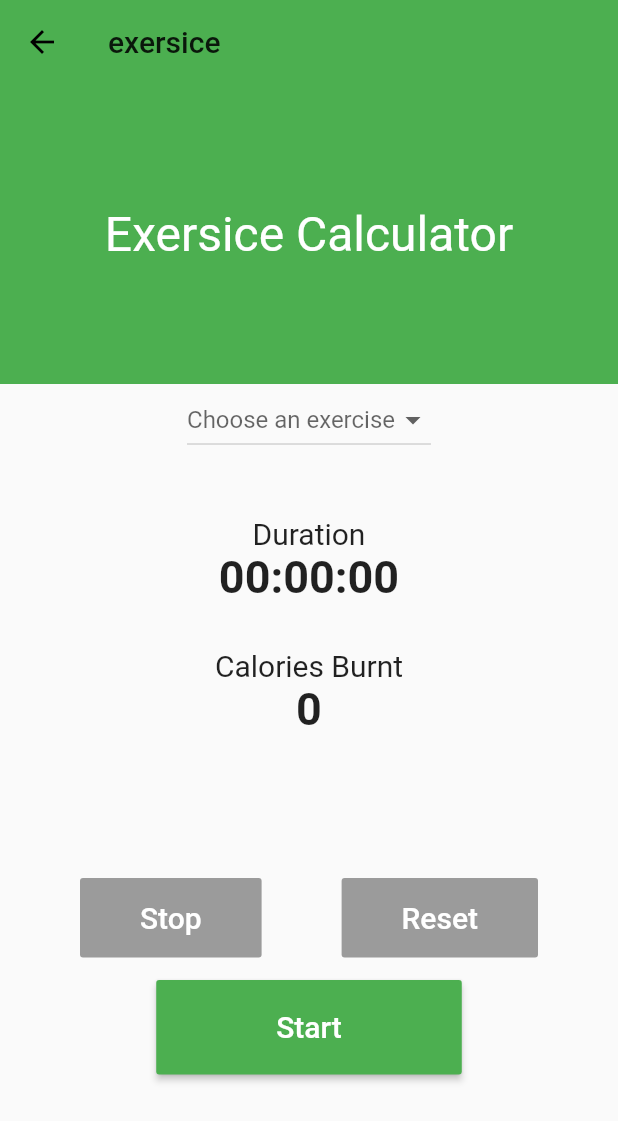
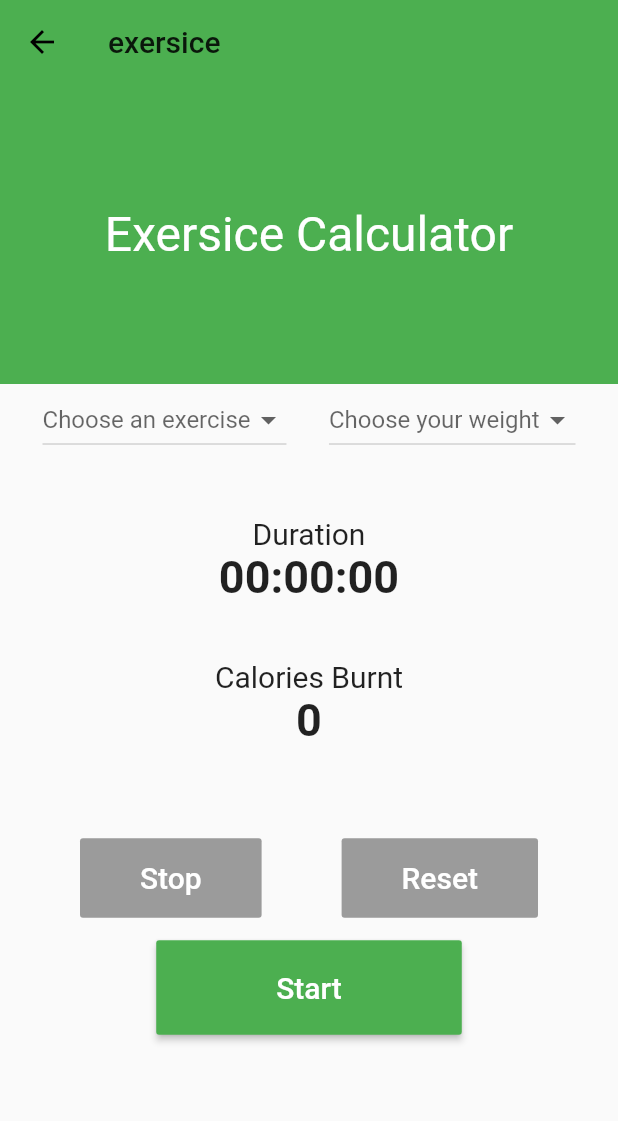
Before and after one commit to MoRashad/Wadi-Food-App-, a Flutter app: the ExersiceCalPage screen opened by its route, on a phone screen of 412 x 824 dp. Shown: the top 1121 px of the screen. Run offline on Flutter 3.47's test engine with Material 2 defaults, Android fonts, the phone set to English and light mode, and no system bars; our stand-ins replace auto_size_text, cached_network_image, cloud_firestore, email_validator, firebase_auth, firebase_storage and 3 more; missing offline and left inert: animator, dart:js, oauth2; accounts and stored records are empty.

Commit message:
exersice calculator final

```diff
--- a/lib/exercise.dart
+++ b/lib/exercise.dart
@@ -8,6 +8,7 @@ class ExersiceCalPage extends StatefulWidget {
   ExersiceCalPage({this.userid});
   @override
   _ExersiceCalPageState createState() => _ExersiceCalPageState();
+
 }
 
 class _ExersiceCalPageState extends State<ExersiceCalPage> {
@@ -18,28 +19,39 @@ class _ExersiceCalPageState extends State<ExersiceCalPage> {
   var swatch = Stopwatch();
   final duration = const Duration(seconds: 1);
   int countertime = 0;
-  double energyexpenture = (0.0175 * 3.5 * 81) / 60;
+  double energyexpenture;
   double calpersec = 0;
   List<String> exercises = ['Walking', 'Running'];
   String selectedexercise;
+  var selectedweight;
+  var weights = new List<double>.generate(500, (i)=> i.toDouble()+1);
 
-  void starttimer(){
+  void starttimer() {
     Timer(duration, keeprunning);
   }
-  void keeprunning(){
-    if(swatch.isRunning){
+
+  void keeprunning() {
+    if (swatch.isRunning) {
+
       starttimer();
       setState(() {
-        stoptimetodisplay = swatch.elapsed.inHours.toString().padLeft(2, '0') + ':'
-                          + (swatch.elapsed.inMinutes %60).toString().padLeft(2, '0') + ':'
-                          + (swatch.elapsed.inSeconds %60).toString().padLeft(2, '0');
+        stoptimetodisplay = swatch.elapsed.inHours.toString().padLeft(2, '0') +
+            ':' +
+            (swatch.elapsed.inMinutes % 60).toString().padLeft(2, '0') +
+            ':' +
+            (swatch.elapsed.inSeconds % 60).toString().padLeft(2, '0');
       });
       countertime = swatch.elapsed.inSeconds;
+      if(selectedexercise == 'Running'){
+        energyexpenture = (0.0175 * 8 * selectedweight) / 60;
+      }else{
+        energyexpenture = (0.0175 * 3.5 * selectedweight) / 60;
+      }
       calpersec += energyexpenture;
-      print(countertime);
     }
   }
-  void startstopwatch(){
+
+  void startstopwatch() {
     setState(() {
       stopispressed = false;
       startispressed = false;
@@ -47,14 +59,16 @@ class _ExersiceCalPageState extends State<ExersiceCalPage> {
     swatch.start();
     starttimer();
   }
-  void stopstopwatch(){
+
+  void stopstopwatch() {
     setState(() {
       stopispressed = true;
       resettispressed = false;
     });
     swatch.stop();
   }
-  void resetstopwatch(){
+
+  void resetstopwatch() {
     setState(() {
       startispressed = true;
       resettispressed = true;
@@ -63,6 +77,7 @@ class _ExersiceCalPageState extends State<ExersiceCalPage> {
     stoptimetodisplay = '00:00:00';
     calpersec = 0;
   }
+
   @override
   Widget build(BuildContext context) {
     return Scaffold(
@@ -70,7 +85,6 @@ class _ExersiceCalPageState extends State<ExersiceCalPage> {
         backgroundColor: Colors.green,
         title: Text('exersice'),
         elevation: 0,
-
       ),
       body: Column(
         children: <Widget>[
@@ -88,8 +102,11 @@ class _ExersiceCalPageState extends State<ExersiceCalPage> {
             ),
             color: Colors.green,
           ),
+          Row(
+            mainAxisAlignment: MainAxisAlignment.spaceEvenly,
+            children: <Widget>[
               DropdownButton(
-            hint: Text('Choose an exercise'), // Not necessary for Option 1
+                hint: Text('Choose an exercise'),
                 value: selectedexercise,
                 onChanged: (newValue) {
                   setState(() {
@@ -99,12 +116,32 @@ class _ExersiceCalPageState extends State<ExersiceCalPage> {
                 },
                 items: exercises.map((location) {
                   return DropdownMenuItem(
-                child: new Text(location),
+                    child: Text(location),
                     value: location,
                   );
                 }).toList(),
               ),
-          SizedBox(height: 40,),
+              DropdownButton(
+                hint: Text('Choose your weight'),
+                value: selectedweight,
+                onChanged: (newValue) {
+                  setState(() {
+                    selectedweight = double.parse(newValue.toString());
+                    print(selectedweight);
+                  });
+                },
+                items: weights.map((location) {
+                  return DropdownMenuItem(
+                    child: Text(location.toString()),
+                    value: location,
+                  );
+                }).toList(),
+              ),
+            ],
+          ),
+          SizedBox(
+            height: 40,
+          ),
           Container(
             child: Text(
               'Duration',
@@ -116,7 +153,8 @@ class _ExersiceCalPageState extends State<ExersiceCalPage> {
           Expanded(
             flex: 3,
             child: Container(
-              child: Text(stoptimetodisplay,
+              child: Text(
+                stoptimetodisplay,
                 style: TextStyle(
                   fontSize: 30,
                   fontWeight: FontWeight.bold,
@@ -134,9 +172,10 @@ class _ExersiceCalPageState extends State<ExersiceCalPage> {
             ),
           ),
           Expanded(
-            flex: 6,
+            flex: 4,
             child: Container(
-              child: Text(calpersec.toStringAsFixed(0),
+              child: Text(
+                calpersec.toStringAsFixed(0),
                 style: TextStyle(
                   fontSize: 30,
                   fontWeight: FontWeight.bold,
@@ -155,18 +194,23 @@ class _ExersiceCalPageState extends State<ExersiceCalPage> {
                       RaisedButton(
                         onPressed: stopispressed ? null : stopstopwatch,
                         color: Colors.red,
-                        padding: EdgeInsets.symmetric(horizontal: 40, vertical: 15),
-                        child: Text('Stop',
+                        padding:
+                            EdgeInsets.symmetric(horizontal: 40, vertical: 15),
+                        child: Text(
+                          'Stop',
                           style: TextStyle(
                             fontSize: 20,
                             color: Colors.white,
-                        ),),
+                          ),
+                        ),
                       ),
                       RaisedButton(
                         onPressed: resettispressed ? null : resetstopwatch,
                         color: Colors.pink,
-                        padding: EdgeInsets.symmetric(horizontal: 40, vertical: 15),
-                        child: Text('Reset',
+                        padding:
+                            EdgeInsets.symmetric(horizontal: 40, vertical: 15),
+                        child: Text(
+                          'Reset',
                           style: TextStyle(
                             fontSize: 20,
                             color: Colors.white,
@@ -175,12 +219,15 @@ class _ExersiceCalPageState extends State<ExersiceCalPage> {
                       ),
                     ],
                   ),
-                  SizedBox(height: 15,),
+                  SizedBox(
+                    height: 15,
+                  ),
                   RaisedButton(
                     onPressed: stopispressed ? startstopwatch : null,
                     color: Colors.green,
                     padding: EdgeInsets.symmetric(horizontal: 80, vertical: 20),
-                        child: Text('Start',
+                    child: Text(
+                      'Start',
                       style: TextStyle(
                         fontSize: 20,
                         color: Colors.white,
--- a/lib/postphoto.dart
+++ b/lib/postphoto.dart
@@ -143,9 +143,8 @@ _submit() async{
           IconButton(
             onPressed: (){
               _submit();
-              Navigator.pop(context);
             },
-            icon: Icon(Icons.add),
+            icon: Icon(Icons.send),
           ),
         ],
       ),
```
Also changed, not shown: lib/exercise_model.dart (added, +21 -0 lines). Lines whose indentation alone changed are shown as unchanged.
